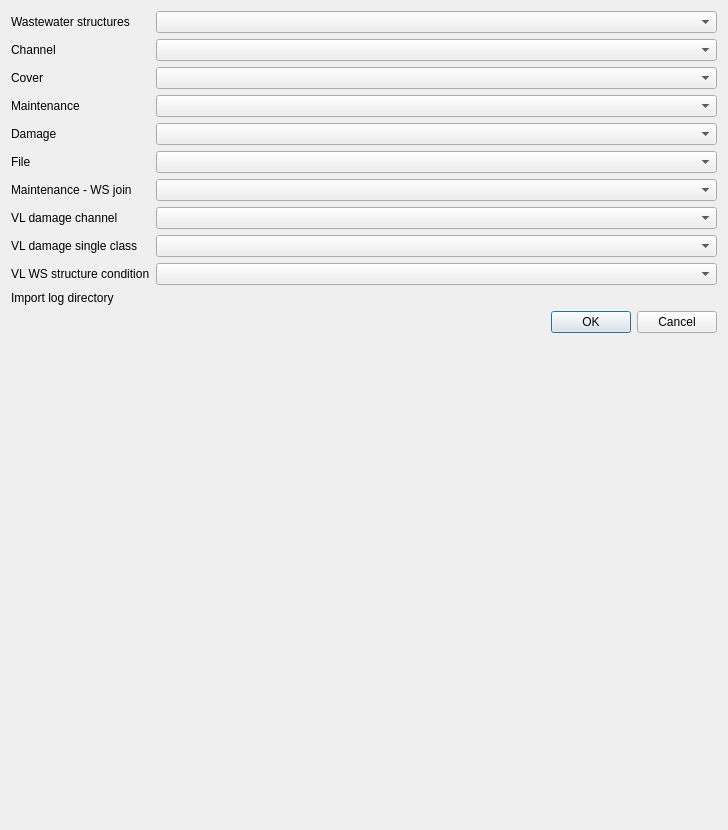
First picture: the form in wincan2teksi/ui/settings.ui, repository opengisch/QGIS_TEKSI_Wincan_Vx_Importer_Plugin, before the edit.
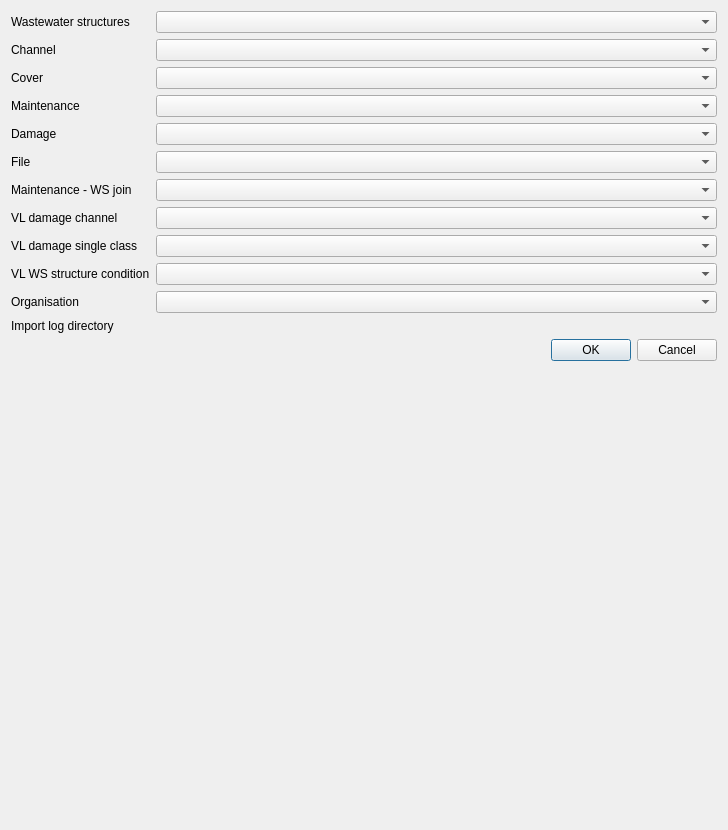
Second picture: the form after the edit. Custom widgets are drawn as their Qt base class.

Commit message: Add missing organisation_layer widget to settings UI

Patch:
```diff
--- a/wincan2teksi/ui/settings.ui
+++ b/wincan2teksi/ui/settings.ui
@@ -144,13 +144,23 @@
     <widget class="QgsMapLayerComboBox" name="vl_wastewater_structure_structure_condition"/>
    </item>
    <item row="10" column="0">
+    <widget class="QLabel" name="label_12">
+     <property name="text">
+      <string>Organisation</string>
+     </property>
+    </widget>
+   </item>
+   <item row="10" column="1">
+    <widget class="QgsMapLayerComboBox" name="organisation_layer"/>
+   </item>
+   <item row="11" column="0">
     <widget class="QLabel" name="label_11">
      <property name="text">
       <string>Import log directory</string>
      </property>
     </widget>
    </item>
-   <item row="10" column="1">
+   <item row="11" column="1">
     <widget class="QgsFileWidget" name="import_log_dir_widget" native="true"/>
    </item>
   </layout>
```
